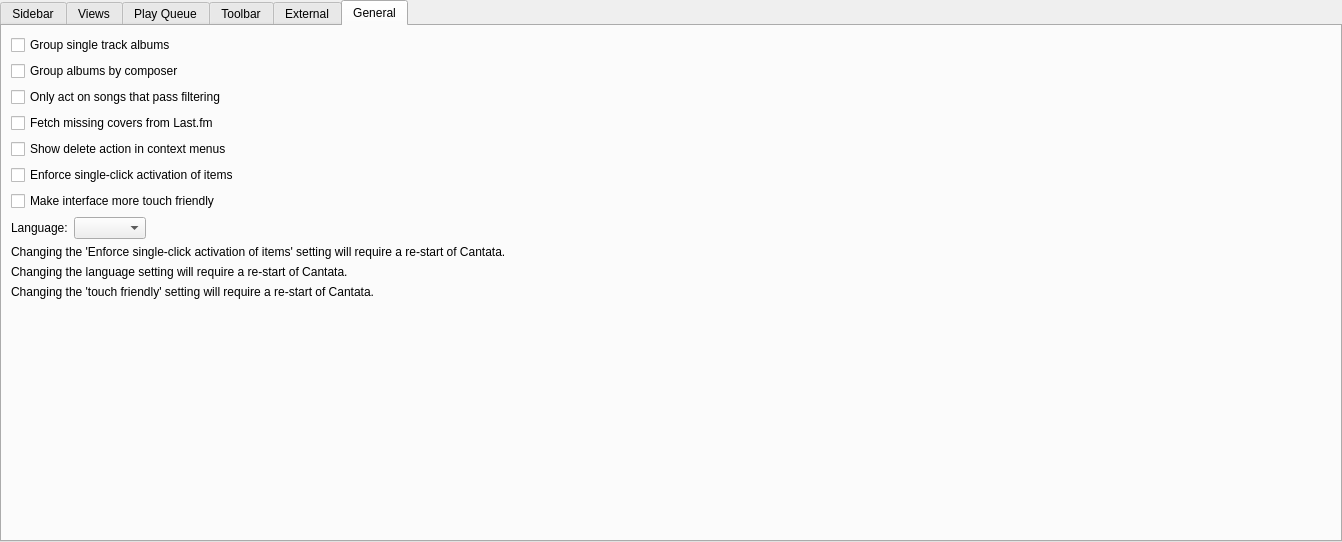
Before: the Qt Designer form gui/interfacesettings.ui in CDrummond/cantata, drawn with Qt 5.
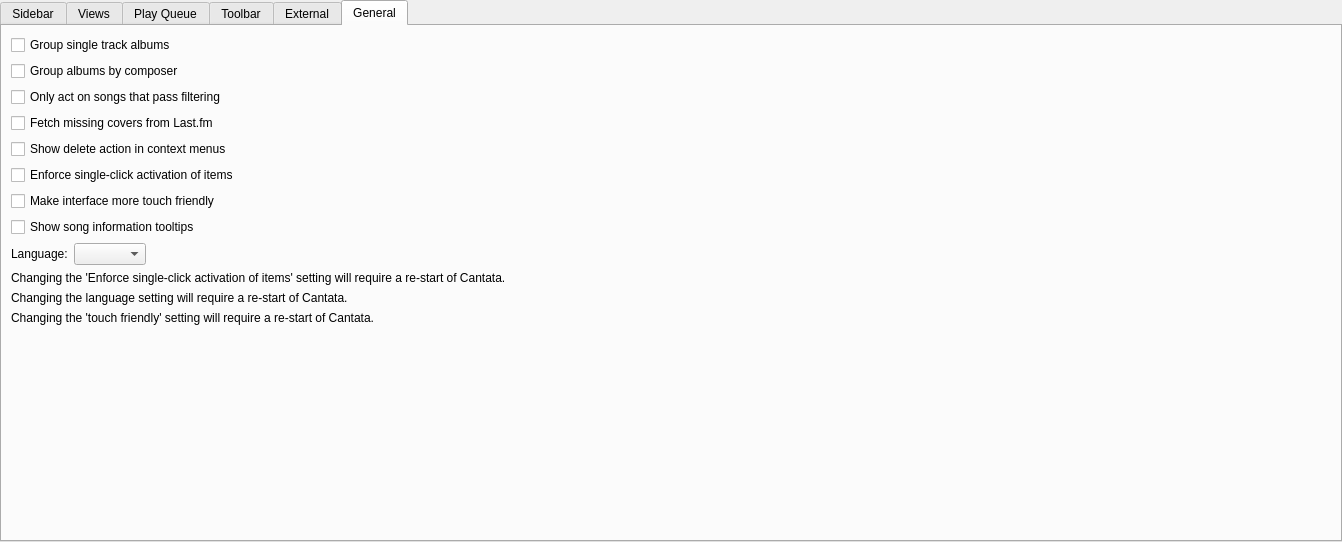
After: the same form once the commit is applied. The open tabs and pages were chosen to show the change. Custom widgets are drawn as their Qt base class.

Commit message: Add option to disable song info tooltips.

The edit to the form file:
```diff
--- a/gui/interfacesettings.ui
+++ b/gui/interfacesettings.ui
@@ -750,7 +750,14 @@
            </property>
           </widget>
          </item>
-         <item row="9" column="0">
+         <item row="7" column="0" colspan="2">
+          <widget class="QCheckBox" name="infoTooltips">
+           <property name="text">
+            <string>Show song information tooltips</string>
+           </property>
+          </widget>
+         </item>
+         <item row="8" column="0">
           <widget class="BuddyLabel" name="langLabel">
            <property name="text">
             <string>Language:</string>
@@ -760,7 +767,7 @@
            </property>
           </widget>
          </item>
-         <item row="9" column="1">
+         <item row="8" column="1">
           <widget class="QComboBox" name="lang"/>
          </item>
         </layout>
```
The commit also changes 13 other files.
